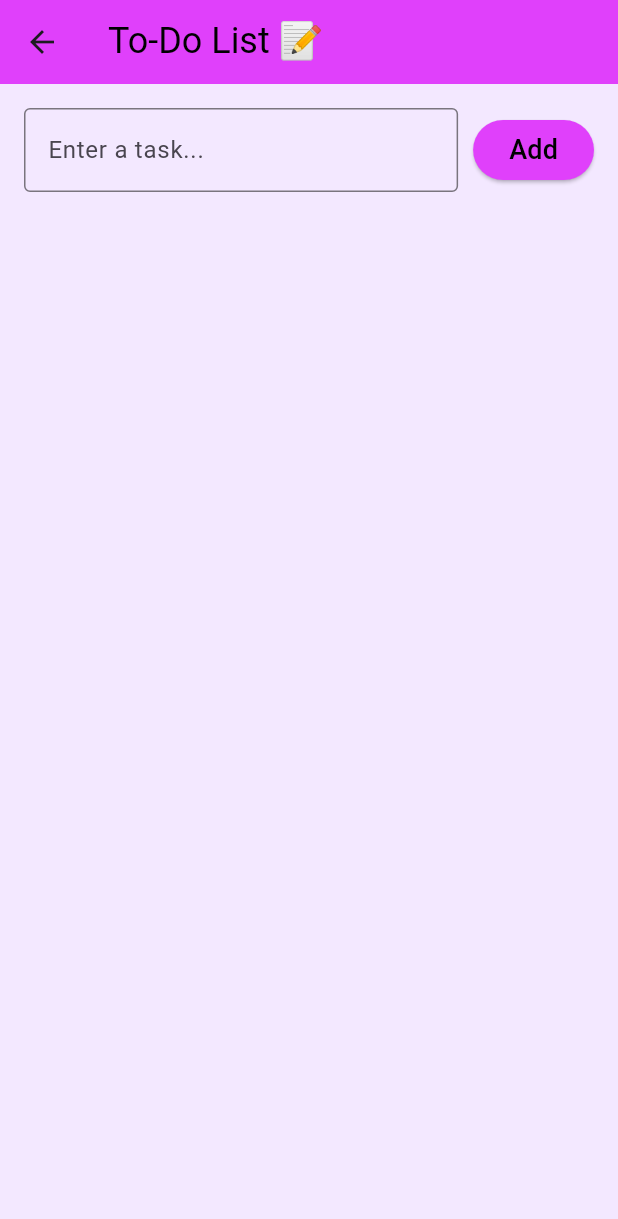
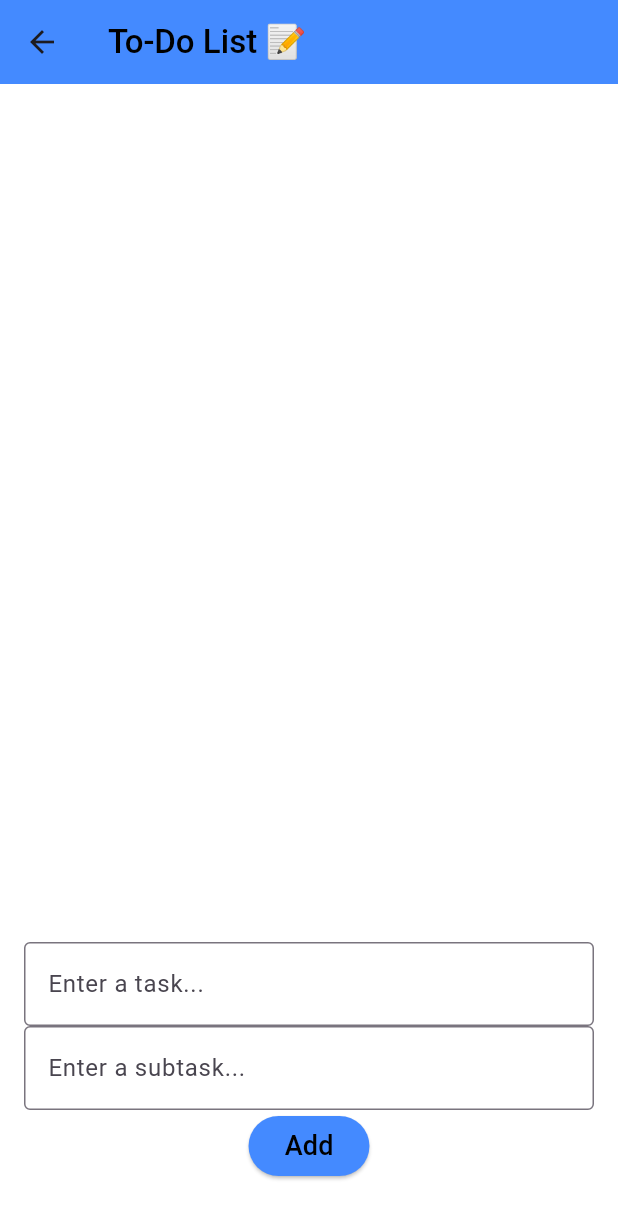
Before and after one commit to nancyc0337/apcsa-freedom-project, a Flutter app: the screen it shows after launch, after a tap on "📝 To-Do List", on a phone screen of 412 x 824 dp. Shown: the top 1219 px of the screen. Run offline on Flutter 3.47's test engine with Material 3 defaults, Android fonts, the phone set to English and light mode, and no system bars.

Commit message:
edit beyond mvp & plan

```diff
--- a/cheer_charm_code/lib/advice_screen.dart
+++ b/cheer_charm_code/lib/advice_screen.dart
@@ -41,10 +41,15 @@ class _AdviceScreenState extends State<AdviceScreen> {
   @override
   Widget build(BuildContext context) {
     return Scaffold(
-      backgroundColor: const Color(0xFFFFF4FA),
+      backgroundColor: Color(0xFFFFFFFF),
       appBar: AppBar(
-        title: const Text("Quotes ✨"),
-        backgroundColor: Colors.pinkAccent,
+        title: const Text("Quotes ✨",
+          style: TextStyle(
+            fontSize: 22,
+            fontWeight: FontWeight.w500,
+          ),
+        ),
+        backgroundColor: Colors.blueAccent,
       ),
       body: Center(
         child: Padding(
@@ -64,7 +69,7 @@ class _AdviceScreenState extends State<AdviceScreen> {
               ElevatedButton(
                 onPressed: generateQuote,
                 style: ElevatedButton.styleFrom(
-                  backgroundColor: Colors.pinkAccent,
+                  backgroundColor: Colors.blueAccent,
                   padding: const EdgeInsets.symmetric(
                     vertical: 16,
                     horizontal: 32,
--- a/cheer_charm_code/lib/home_screen.dart
+++ b/cheer_charm_code/lib/home_screen.dart
@@ -8,14 +8,14 @@ class HomeScreen extends StatelessWidget {
   @override
   Widget build(BuildContext context) {
     return Scaffold(
-      backgroundColor: const Color(0xFFFDF7FF),
+      backgroundColor: const Color(0xFFFFFFFF),
 
       body: Row(
         children: [
           // Permanent Sidebar
           Container(
             width: 200,
-            color: Colors.pink.shade50,
+            color: Color(0xFFADD8E6),
             child: Column(
               crossAxisAlignment: CrossAxisAlignment.start,
               children: [
@@ -23,13 +23,13 @@ class HomeScreen extends StatelessWidget {
                 Container(
                   width: double.infinity,
                   padding: const EdgeInsets.all(24),
-                  color: Colors.pink.shade100,
+                  color: Colors.blue,
                   child: const Text(
                     "CheerCharm Menu ⚙️",
                     style: TextStyle(
                       fontSize: 22,
                       fontWeight: FontWeight.bold,
-                      color: Colors.white,
+                      color: Color(0xFFFFFFFF),
                     ),
                   ),
                 ),
@@ -43,7 +43,7 @@ class HomeScreen extends StatelessWidget {
                     width: double.infinity,
                     child: ElevatedButton(
                       style: ElevatedButton.styleFrom(
-                        backgroundColor: Colors.pinkAccent,
+                        backgroundColor: Color(0xFFb3b3f1),
                         padding: const EdgeInsets.symmetric(vertical: 16),
                         shape: RoundedRectangleBorder(
                           borderRadius: BorderRadius.circular(12),
@@ -59,7 +59,7 @@ class HomeScreen extends StatelessWidget {
                       },
                       child: const Text(
                         "🗣️ Quote Generator",
-                        style: TextStyle(color: Colors.white),
+                        style: TextStyle(color: Colors.black),
                       ),
                     ),
                   ),
@@ -74,7 +74,7 @@ class HomeScreen extends StatelessWidget {
                     width: double.infinity,
                     child: ElevatedButton(
                       style: ElevatedButton.styleFrom(
-                        backgroundColor: Colors.purpleAccent,
+                        backgroundColor: Color(0xFFb3b3f1),
                         padding: const EdgeInsets.symmetric(vertical: 16),
                         shape: RoundedRectangleBorder(
                           borderRadius: BorderRadius.circular(12),
@@ -90,7 +90,7 @@ class HomeScreen extends StatelessWidget {
                       },
                       child: const Text(
                         "📝 To-Do List",
-                        style: TextStyle(color: Colors.white),
+                        style: TextStyle(color: Colors.black),
                       ),
                     ),
                   ),
@@ -108,11 +108,11 @@ class HomeScreen extends StatelessWidget {
                   mainAxisAlignment: MainAxisAlignment.center,
                   children: [
                     Text(
-                      "CheerCharm",
+                      "☺️ CheerCharm ☺️",
                       style: TextStyle(
-                        fontSize: 28,
+                        fontSize: 18,
                         fontWeight: FontWeight.bold,
-                        color: Colors.pink.shade400,
+                        color: Colors.blue.shade400,
                       ),
                     ),
 
@@ -123,7 +123,8 @@ class HomeScreen extends StatelessWidget {
                       textAlign: TextAlign.center,
                       style: TextStyle(
                         fontSize: 16,
-                        color: Color.fromARGB(255, 70, 69, 69),
+                        fontWeight: FontWeight.w500,
+                        color: Colors.black,
                       ),
                     ),
 
@@ -134,7 +135,8 @@ class HomeScreen extends StatelessWidget {
                       textAlign: TextAlign.center,
                       style: TextStyle(
                         fontSize: 16,
-                        color: Color.fromARGB(255, 70, 69, 69),
+                        fontWeight: FontWeight.w500,
+                        color: Colors.black,
                       ),
                     ),
 
@@ -145,7 +147,8 @@ class HomeScreen extends StatelessWidget {
                       textAlign: TextAlign.center,
                       style: TextStyle(
                         fontSize: 16,
-                        color: Color.fromARGB(255, 70, 69, 69),
+                        fontWeight: FontWeight.w500,
+                        color: Colors.black,
                       ),
                     ),
 
--- a/cheer_charm_code/lib/todo_screen.dart
+++ b/cheer_charm_code/lib/todo_screen.dart
@@ -9,16 +9,20 @@ class TodoScreen extends StatefulWidget {
 
 class _TodoScreenState extends State<TodoScreen> {
   final List<String> tasks = [];
+  final List<String> taskSubtitles = [];
   final TextEditingController controller = TextEditingController();
+  final TextEditingController subtitleController = TextEditingController();
 
   void addTask() {
     if (controller.text.trim().isEmpty) return;
 
     setState(() {
       tasks.add(controller.text.trim());
+      taskSubtitles.add(subtitleController.text.trim());
     });
 
     controller.clear();
+    subtitleController.clear();
   }
 
   void removeTask(int index) {
@@ -30,43 +34,16 @@ class _TodoScreenState extends State<TodoScreen> {
   @override
   Widget build(BuildContext context) {
     return Scaffold(
-      backgroundColor: const Color(0xFFF3E8FF),
+      backgroundColor: const Color.fromARGB(255, 255, 255, 255),
       appBar: AppBar(
-        title: const Text("To-Do List 📝", style: TextStyle(fontSize: 24, color: Colors.black)),
-        backgroundColor: Colors.purpleAccent,
+        title: const Text("To-Do List 📝", style: TextStyle(fontSize: 22, fontWeight: FontWeight.w500, color: Colors.black)),
+        backgroundColor: Colors.blueAccent,
       ),
       body: Padding(
         padding: const EdgeInsets.all(16.0),
         child: Column(
           children: [
             // Input box + Add button
-            Row(
-              children: [
-                Expanded(
-                  child: TextField(
-                    controller: controller,
-                    decoration: const InputDecoration(
-                      hintText: "Enter a task...",
-                      border: OutlineInputBorder(),
-                    ),
-                  ),
-                ),
-                const SizedBox(width: 10),
-                ElevatedButton(
-                  onPressed: addTask,
-                  style: ElevatedButton.styleFrom(
-                    backgroundColor: Colors.purpleAccent,
-                  ),
-                  child: const Text("Add",
-                    style: TextStyle(fontSize: 18, color: Colors.black),
-                  ),
-                ),
-              ],
-            ),
-
-            const SizedBox(height: 20),
-
-            // Task list
             Expanded(
               child: ListView.builder(
                 itemCount: tasks.length,
@@ -74,6 +51,7 @@ class _TodoScreenState extends State<TodoScreen> {
                   return Card(
                     child: ListTile(
                       title: Text(tasks[index]),
+                      subtitle: Text(taskSubtitles[index]),
                       trailing: IconButton(
                         icon: const Icon(Icons.delete, color: Colors.red),
                         onPressed: () => removeTask(index),
@@ -83,6 +61,39 @@ class _TodoScreenState extends State<TodoScreen> {
                 },
               ),
             ),
+
+            TextField(
+              controller: controller,
+              decoration: const InputDecoration(
+                hintText: "Enter a task...",
+                border: OutlineInputBorder(),
+              ),
+            ),
+
+            const SizedBox(width: 10),
+
+            TextField(
+              controller: subtitleController,
+              decoration: const InputDecoration(
+                hintText: "Enter a subtask...",
+                border: OutlineInputBorder(),
+              ),
+            ),
+
+            const SizedBox(width: 10),
+
+            ElevatedButton(
+              onPressed: addTask,
+              style: ElevatedButton.styleFrom(
+                backgroundColor: Colors.blueAccent,
+              ),
+              child: const Text("Add",
+                style: TextStyle(fontSize: 18, color: Colors.black),
+              ),
+            ),
+
+            const SizedBox(height: 20),
+            // Task list
           ],
         ),
       ),
```
Also changed, not shown: 1 other file.
